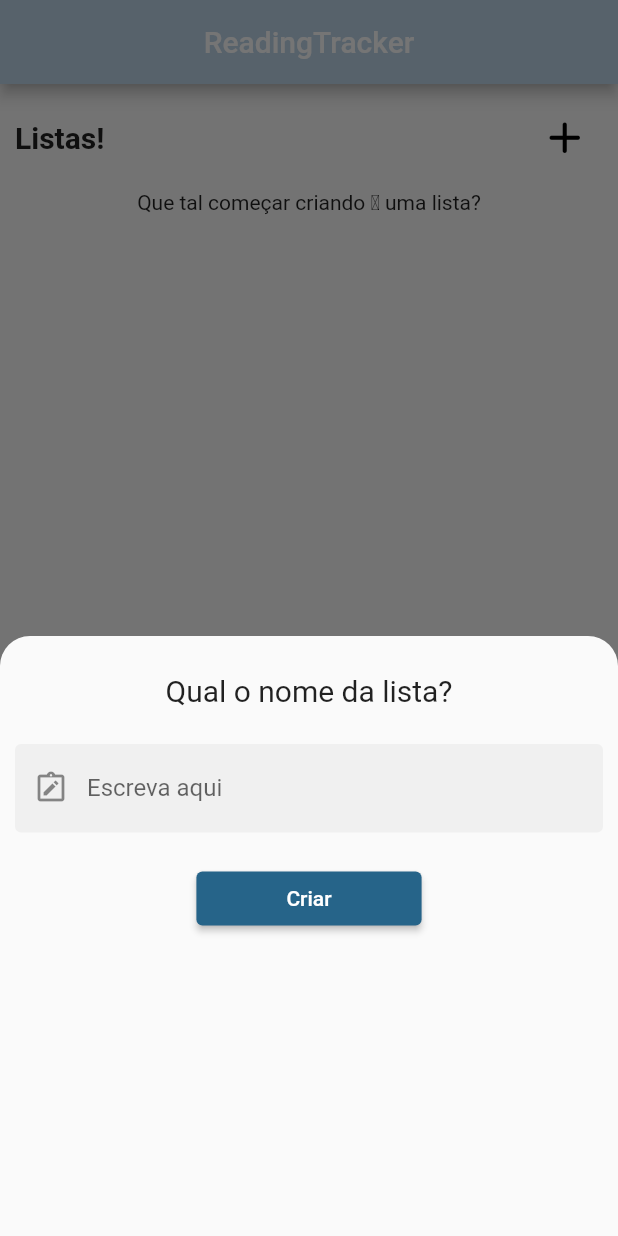
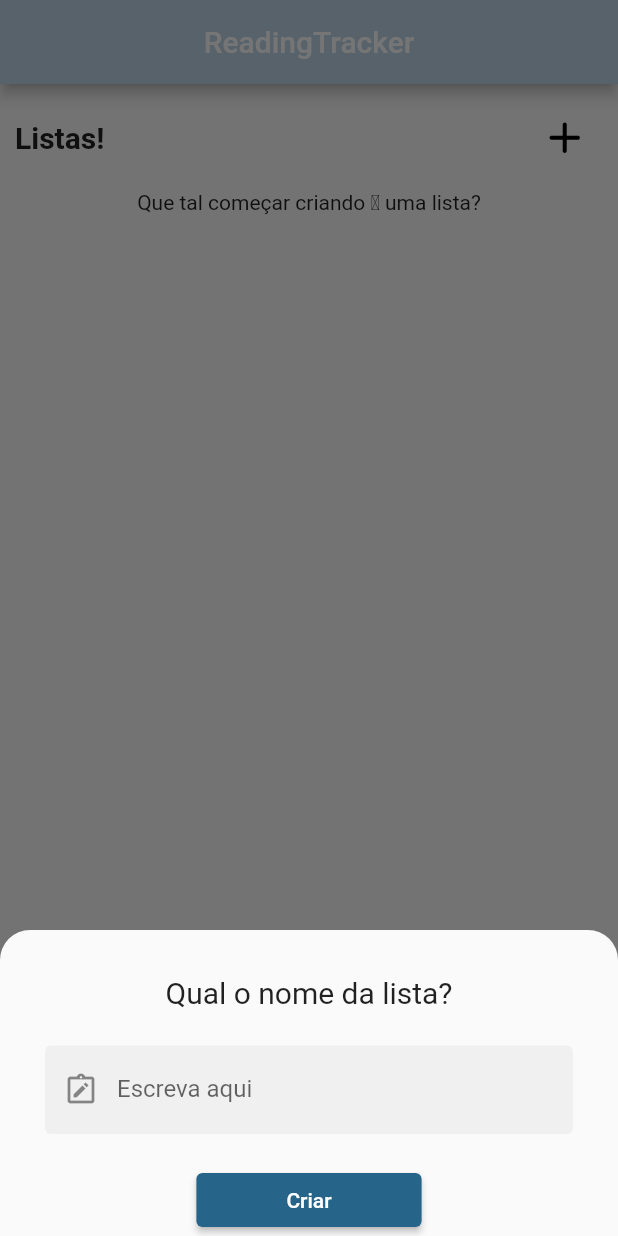
Before and after one commit to GuinterZaffalon/readingtracker, a Flutter app: the screen it shows after launch, item 2 of the bottom bar chosen, after a tap on the "add" icon, on a phone screen of 412 x 824 dp. Run offline on Flutter 3.47's test engine with Material 3 defaults, Android fonts, the phone set to English and light mode, and no system bars; our stand-ins replace flutter_rating_bar, sqflite; missing offline and left inert: linear_progress_bar; accounts and stored records are empty.

Commit message:
nova tela e roteamento de dados dos

```diff
--- a/lib/src/screens/list.dart
+++ b/lib/src/screens/list.dart
@@ -2,6 +2,7 @@ import 'package:flutter/material.dart';
 import 'package:readingtracker/src/components/listItems.dart';
 import 'package:readingtracker/src/model/sqflite_helper.dart';
 import 'package:readingtracker/src/components/comment.dart';
+import 'package:readingtracker/src/screens/expandedList.dart';
 
 import '../components/navigationBar.dart';
 
@@ -30,11 +31,19 @@ class _ListScreenState extends State<ListScreen> {
 
   Future<List<Widget>> getLists() async {
     final result = await sqfliteHelper.getUserList();
-    // Mapeia os resultados para uma lista de widgets
     return result.map((list) {
-      // Cria uma instância de ConcreteListItem
-      final listItem = ListItemsObject(list['name'], list['id']);
-      return ListItems(title: listItem, id: listItem,);
+      final ListItemsObject listItem = ListItemsObject(list['name'], list['id']);
+      return GestureDetector(
+        onTap: () =>
+        Navigator.push(
+          context,
+        MaterialPageRoute(builder: (context) => Expandedlist(
+            title: listItem,
+            id: listItem)
+        )
+        ),
+            child: ListItems(title: listItem, id: listItem),
+      );
     }).toList();
   }
 
@@ -67,16 +76,19 @@ class _ListScreenState extends State<ListScreen> {
                     onPressed: () {
                       showModalBottomSheet(
                           context: context,
+                          isScrollControlled: true,
                           shape: RoundedRectangleBorder(borderRadius: BorderRadius.only(
                             topRight: Radius.circular(20),
                             topLeft: Radius.circular(20),
                           )),
                           builder: (content) {
-                            return Container(
-                              height: 400,
+                            return Padding(
+                              padding: EdgeInsets.all(20.0).copyWith(
+                                bottom: MediaQuery.of(context).viewInsets.bottom
+                              ),
                               child: Column(
+                                mainAxisSize: MainAxisSize.min,
                                 children: [
-                                  SizedBox(height: 15,),
                                   Padding(
                                     padding: const EdgeInsets.all(10),
                                     child: CommentBox(
@@ -103,23 +115,21 @@ class _ListScreenState extends State<ListScreen> {
           FutureBuilder<List<Widget>>(
             future: getLists(),
             builder: (context, snapshot) {
-              if (snapshot.connectionState == ConnectionState.waiting) {
-                return const Center(child: CircularProgressIndicator());
-              } else if (snapshot.hasError) {
+               if (snapshot.hasError) {
                 return Center(child: Text('Erro: ${snapshot.error}'));
               } else if (snapshot.hasData && snapshot.data!.isNotEmpty) {
                 return Expanded(
-                  child: GestureDetector(
-                    child: ListView(
-                      children: snapshot.data!,
-                    ),
-                  )
+                  child: ListView(
+                    children: snapshot.data!,
+                  ),
                 );
               } else {
-                return const Center(child: Text('Que tal começar criando \b uma lista?'));
+                return const Center(
+                    child: Text('Que tal começar criando \b uma lista?'));
               }
             },
           )
+
         ],
       ),
       bottomNavigationBar: NavigationBottomBar(),
```
Also changed, not shown: lib/src/screens/expandedList.dart (added, +65 -0 lines).
